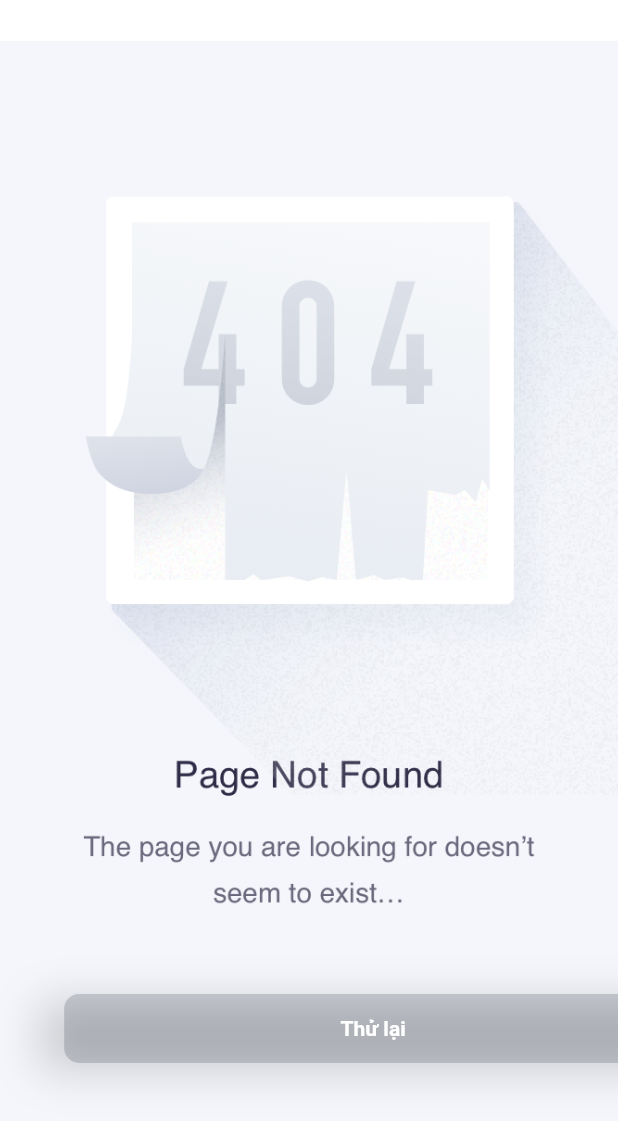
After one commit to nhatquan1702/qc_app, a Flutter app: the ErrorScreen screen opened directly, on a phone screen of 412 x 824 dp. The commit adds this screen. Shown: the top 1121 px of the screen. Run offline on Flutter 3.47's test engine with Material 2 defaults, Android fonts, the phone set to English and light mode, and no system bars; our stand-ins replace animate_do, avatar_glow, firebase_core, flutter_keyboard_visibility, image_picker, intl_phone_number_input and 2 more; accounts and stored records are empty.

Commit message:
add SHA1

```diff
--- a/lib/main.dart
+++ b/lib/main.dart
@@ -2,12 +2,14 @@ import 'package:chat_app/constant/theme.dart';
 import 'package:chat_app/mvvm/view/screen/home/provider/home_tab_provider.dart';
 import 'package:chat_app/mvvm/view/screen/home/provider/picker_img_provider.dart';
 import 'package:chat_app/mvvm/view/screen/others/start_screen.dart';
+import 'package:chat_app/routes/router.dart';
 import 'package:firebase_core/firebase_core.dart';
 import 'package:flutter/material.dart';
 import 'package:provider/provider.dart';
 import 'firebase_options.dart';
 
 void main() async{
+  WidgetsFlutterBinding.ensureInitialized();
   await Firebase.initializeApp(
     options: DefaultFirebaseOptions.currentPlatform,
   );
@@ -30,6 +32,7 @@ class MyApp extends StatelessWidget {
     return MaterialApp(
       theme: AppTheme.lightTheme(context),
       darkTheme: AppTheme.darkTheme(context),
+      onGenerateRoute: (settings) => generateRoute(settings),
       home: const StartScreen(),
     );
   }
--- a/lib/mvvm/view/screen/auth/login/login_screen.dart
+++ b/lib/mvvm/view/screen/auth/login/login_screen.dart
@@ -3,6 +3,7 @@ import 'package:chat_app/mvvm/view/screen/home/home_screen.dart';
 import 'package:flutter/material.dart';
 
 class LoginScreen extends StatefulWidget {
+  static const routeName = '/login-screen';
   const LoginScreen({Key? key}) : super(key: key);
 
   @override
--- a/lib/mvvm/view/screen/auth/register/register_number_phone_screen.dart
+++ b/lib/mvvm/view/screen/auth/register/register_number_phone_screen.dart
@@ -197,9 +197,7 @@ class _RegisterWithPhoneNumberState extends State<RegisterWithPhoneNumber> {
                       ),
                       InkWell(
                         onTap: () {
-                          Navigator.of(context).pushReplacement(
-                              MaterialPageRoute(
-                                  builder: (context) => const LoginScreen()));
+                          Navigator.pushNamed(context, LoginScreen.routeName);
                         },
                         child: Text(
                           'Đăng nhập',
--- a/lib/mvvm/view/screen/auth/register/verification.dart
+++ b/lib/mvvm/view/screen/auth/register/verification.dart
@@ -236,10 +236,8 @@ class _VerificatoinState extends State<Verificatoin> {
                       elevation: 0,
                       onPressed: _code.length < 4
                           ? () {
-                              Navigator.of(context).pushReplacement(
-                                  MaterialPageRoute(
-                                      builder: (context) =>
-                                          const LoginScreen()));
+                              Navigator.pushNamed(
+                                  context, LoginScreen.routeName);
                             }
                           : () {
                               verify();
--- /dev/null
+++ b/lib/mvvm/view/screen/others/error_screen.dart
@@ -0,0 +1,52 @@
+import 'package:chat_app/mvvm/view/component/base_button.dart';
+import 'package:flutter/material.dart';
+
+class ErrorScreen extends StatelessWidget {
+  final String titleError;
+  final String messageError;
+  final String codeError;
+
+  const ErrorScreen(
+      {super.key,
+      required this.titleError,
+      required this.messageError,
+      required this.codeError});
+
+  @override
+  Widget build(BuildContext context) {
+    final appColor = Theme.of(context);
+    return Scaffold(
+      body: Stack(
+        fit: StackFit.expand,
+        children: [
+          Image.asset(
+            "assets/images/404.png",
+            fit: BoxFit.cover,
+          ),
+          Positioned(
+            bottom: MediaQuery.of(context).size.height * 0.14,
+            left: MediaQuery.of(context).size.width * 0.065,
+            child: Container(
+              decoration: BoxDecoration(
+                boxShadow: [
+                  BoxShadow(
+                    offset: const Offset(0, 5),
+                    blurRadius: 25,
+                    color: Colors.black.withOpacity(0.17),
+                  ),
+                ],
+              ),
+              child: BaseButtonFilled(
+                radius: 10,
+                title: 'Thử lại',
+                color: appColor.canvasColor.withOpacity(0.2),
+                rootContext: context,
+                onTap: () {},
+              ),
+            ),
+          )
+        ],
+      ),
+    );
+  }
+}
--- a/lib/mvvm/view/screen/others/start_screen.dart
+++ b/lib/mvvm/view/screen/others/start_screen.dart
@@ -42,8 +42,7 @@ class _StartScreenState extends State<StartScreen> {
                       color: appColor.primaryColor,
                       rootContext: context,
                       onTap: () {
-                        Navigator.of(context).pushReplacement(MaterialPageRoute(
-                            builder: (context) => const LoginScreen()));
+                        Navigator.pushNamed(context, LoginScreen.routeName);
                       },
                     ),
                     const SizedBox(
```
Also changed, not shown: lib/routes/router.dart (+64 -14 lines), assets/images/404.png (added), 2 other files.
